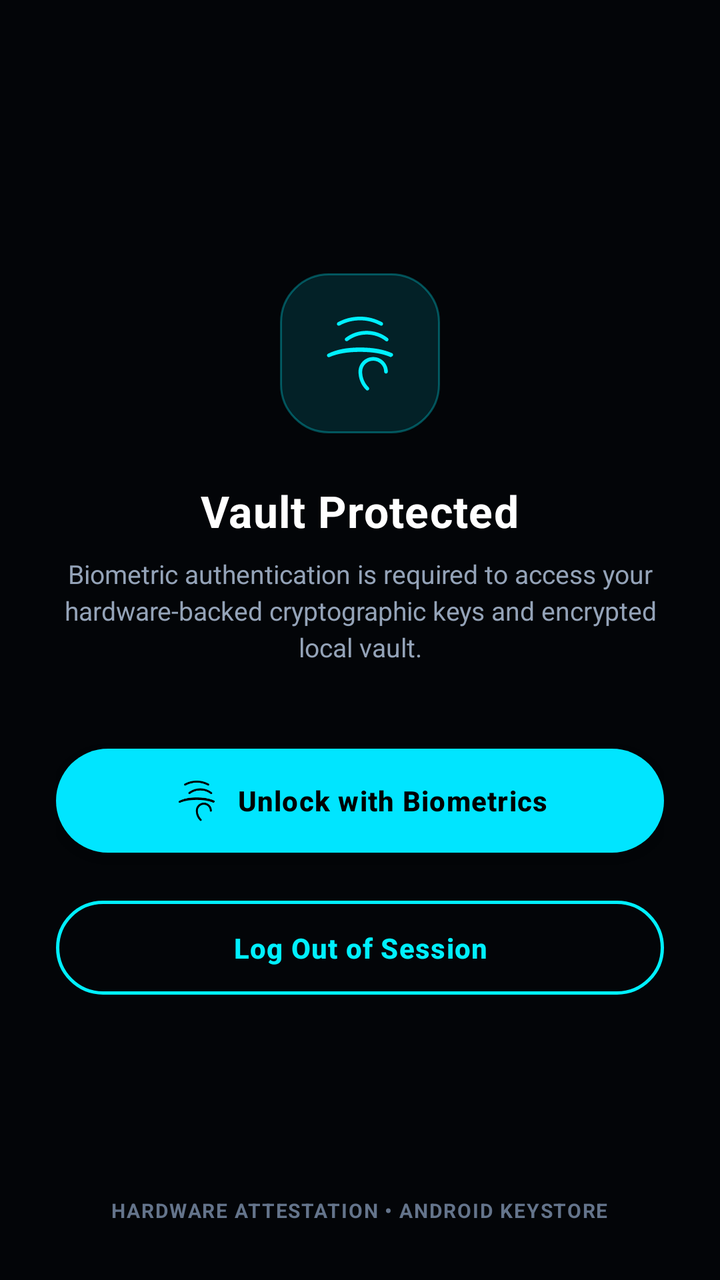
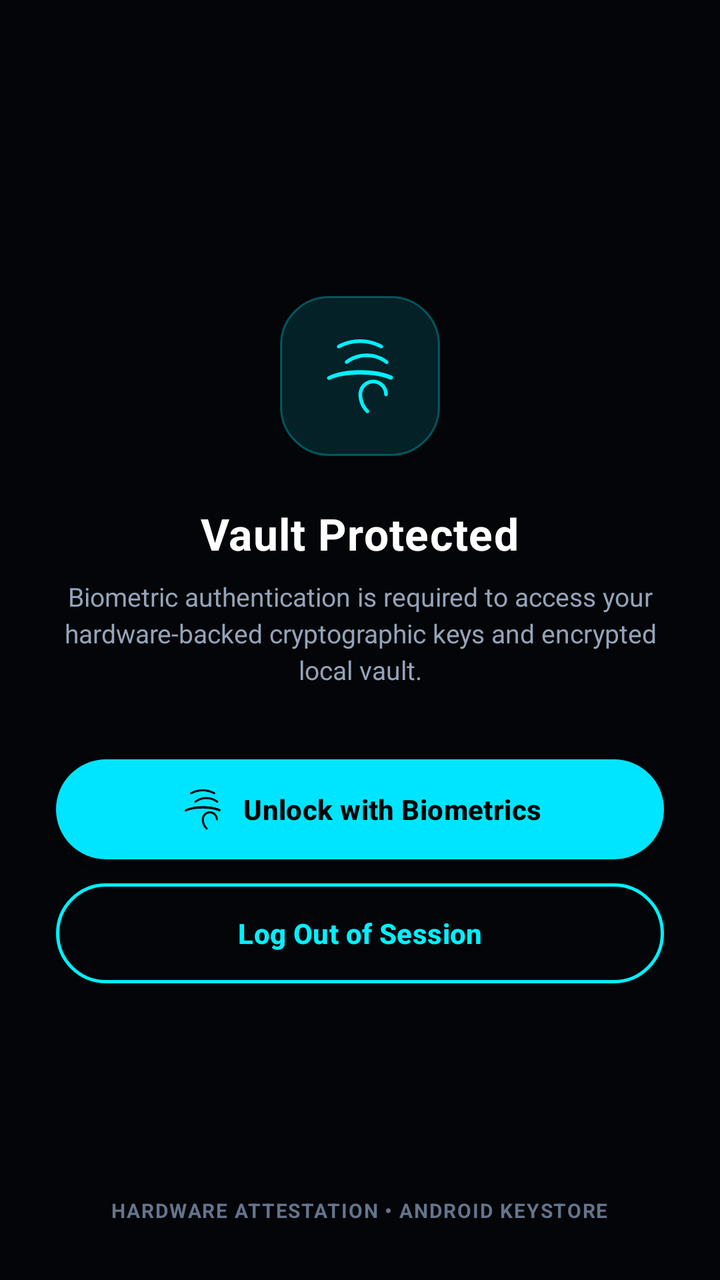

Compare the two renders of this Android layout. The source of the first and the diff that turns it into the second are given below.
<!-- AndroidManifest.xml: application theme Theme.SecureDrop -->
<!-- res/layout/activity_biometric_lock.xml -->
<?xml version="1.0" encoding="utf-8"?>
<RelativeLayout xmlns:android="http://schemas.android.com/apk/res/android"
    xmlns:app="http://schemas.android.com/apk/res-auto"
    android:layout_width="match_parent"
    android:layout_height="match_parent"
    android:background="@color/bg_dark"
    android:padding="28dp">

    <LinearLayout
        android:layout_width="match_parent"
        android:layout_height="wrap_content"
        android:layout_centerInParent="true"
        android:gravity="center_horizontal"
        android:orientation="vertical">

        
        <ImageView
            android:layout_width="80dp"
            android:layout_height="80dp"
            android:background="@drawable/bg_badge_blue"
            android:padding="18dp"
            android:src="@drawable/ic_fingerprint"
            app:tint="@color/brand_accent" />

        <TextView
            android:layout_width="wrap_content"
            android:layout_height="wrap_content"
            android:layout_marginTop="24dp"
            android:letterSpacing="0.02"
            android:text="Vault Protected"
            android:textColor="@color/text_primary"
            android:textSize="22sp"
            android:textStyle="bold" />

        <TextView
            android:layout_width="wrap_content"
            android:layout_height="wrap_content"
            android:layout_marginTop="8dp"
            android:gravity="center"
            android:lineSpacingExtra="3dp"
            android:text="Biometric authentication is required to access your hardware-backed cryptographic keys and encrypted local vault."
            android:textColor="@color/text_secondary"
            android:textSize="13sp" />

        <com.google.android.material.button.MaterialButton
            android:id="@+id/btnUnlockBiometric"
            style="@style/SecureDropButton"
            android:layout_width="match_parent"
            android:layout_height="wrap_content"
            android:layout_marginTop="36dp"
            android:text="Unlock with Biometrics"
            app:cornerRadius="26dp"
            app:icon="@drawable/ic_fingerprint"
            app:iconGravity="textStart" />

        <com.google.android.material.button.MaterialButton
            android:id="@+id/btnLogoutFromLock"
            style="@style/SecureDropButton.Outline"
            android:layout_width="match_parent"
            android:layout_height="wrap_content"
            android:layout_marginTop="12dp"
            android:text="Log Out of Session"
            app:cornerRadius="26dp" />
    </LinearLayout>

    <TextView
        android:layout_width="wrap_content"
        android:layout_height="wrap_content"
        android:layout_alignParentBottom="true"
        android:layout_centerHorizontal="true"
        android:letterSpacing="0.06"
        android:text="HARDWARE ATTESTATION • ANDROID KEYSTORE"
        android:textColor="@color/text_muted"
        android:textSize="10sp"
        android:textStyle="bold" />
</RelativeLayout>
<!-- resources referenced by this layout -->
<resources>
  <color name="bg_dark">#030508</color>
  <color name="brand_accent">#00F0FF</color>
  <color name="text_muted">#64748B</color>
  <color name="text_primary">#FFFFFF</color>
  <color name="text_secondary">#94A3B8</color>
  <style name="SecureDropButton" parent="Widget.MaterialComponents.Button">
          <item name="cornerRadius">24dp</item>
          <item name="android:textAllCaps">false</item>
          <item name="android:textStyle">bold</item>
          <item name="android:paddingTop">14dp</item>
          <item name="android:paddingBottom">14dp</item>
          <item name="backgroundTint">@color/brand_primary</item>
          <item name="android:textColor">@color/black</item>
          <item name="android:letterSpacing">0.03</item>
      </style>
  <style name="SecureDropButton.Outline" parent="Widget.MaterialComponents.Button.OutlinedButton">
          <item name="cornerRadius">24dp</item>
          <item name="android:textAllCaps">false</item>
          <item name="android:textStyle">bold</item>
          <item name="android:paddingTop">14dp</item>
          <item name="android:paddingBottom">14dp</item>
          <item name="strokeColor">@color/brand_accent</item>
          <item name="strokeWidth">1.5dp</item>
          <item name="android:textColor">@color/brand_accent</item>
          <item name="android:letterSpacing">0.03</item>
      </style>
  <style name="Theme.SecureDrop" parent="Theme.MaterialComponents.DayNight.NoActionBar">
          
          <item name="colorPrimary">@color/brand_primary</item>
          <item name="colorPrimaryVariant">@color/brand_primary_variant</item>
          <item name="colorOnPrimary">@color/black</item>
          
          <item name="colorSecondary">@color/brand_accent</item>
          <item name="colorSecondaryVariant">@color/brand_accent</item>
          <item name="colorOnSecondary">@color/black</item>
          
          <item name="android:statusBarColor">@color/bg_dark</item>
          <item name="android:navigationBarColor">@color/bg_dark</item>
          <item name="android:windowBackground">@color/bg_dark</item>
          <item name="android:windowLightStatusBar">false</item>
      </style>
  <color name="security_blue_bg">#2000E5FF</color>
  <color name="border_glow">#4D00F0FF</color>
  <color name="brand_primary">#00E5FF</color>
  <color name="black">#000000</color>
  <color name="brand_primary_variant">#00B0FF</color>
  <!-- unchanged entries left out for length: 2 -->
</resources>

<!-- the commit's change to res/layout/activity_biometric_lock.xml (unified diff, before → after) -->
@@ -4,6 +4,7 @@
     android:layout_width="match_parent"
     android:layout_height="match_parent"
     android:background="@color/bg_dark"
+    android:fitsSystemWindows="true"
     android:padding="28dp">
 
     <LinearLayout
@@ -48,10 +49,13 @@
             android:layout_width="match_parent"
             android:layout_height="wrap_content"
             android:layout_marginTop="36dp"
+            android:minHeight="50dp"
+            android:singleLine="true"
             android:text="Unlock with Biometrics"
             app:cornerRadius="26dp"
             app:icon="@drawable/ic_fingerprint"
-            app:iconGravity="textStart" />
+            app:iconGravity="textStart"
+            app:iconPadding="8dp" />
 
         <com.google.android.material.button.MaterialButton
             android:id="@+id/btnLogoutFromLock"
@@ -59,6 +63,8 @@
             android:layout_width="match_parent"
             android:layout_height="wrap_content"
             android:layout_marginTop="12dp"
+            android:minHeight="50dp"
+            android:singleLine="true"
             android:text="Log Out of Session"
             app:cornerRadius="26dp" />
     </LinearLayout>
<!-- resource entries referenced after the edit -->
@@ -6,25 +6,49 @@
   <color name="text_primary">#FFFFFF</color>
   <color name="text_secondary">#94A3B8</color>
   <style name="SecureDropButton" parent="Widget.MaterialComponents.Button">
+          <item name="android:insetTop">0dp</item>
+          <item name="android:insetBottom">0dp</item>
+          <item name="android:insetLeft">0dp</item>
+          <item name="android:insetRight">0dp</item>
+          <item name="android:minHeight">48dp</item>
           <item name="cornerRadius">24dp</item>
           <item name="android:textAllCaps">false</item>
           <item name="android:textStyle">bold</item>
-          <item name="android:paddingTop">14dp</item>
-          <item name="android:paddingBottom">14dp</item>
+          <item name="android:paddingTop">12dp</item>
+          <item name="android:paddingBottom">12dp</item>
+          <item name="android:paddingStart">16dp</item>
+          <item name="android:paddingEnd">16dp</item>
           <item name="backgroundTint">@color/brand_primary</item>
           <item name="android:textColor">@color/black</item>
-          <item name="android:letterSpacing">0.03</item>
+          <item name="android:letterSpacing">0.01</item>
+          <item name="iconGravity">textStart</item>
+          <item name="iconPadding">8dp</item>
+          <item name="rippleColor">#33000000</item>
+          <item name="android:singleLine">true</item>
+          <item name="android:ellipsize">end</item>
       </style>
   <style name="SecureDropButton.Outline" parent="Widget.MaterialComponents.Button.OutlinedButton">
+          <item name="android:insetTop">0dp</item>
+          <item name="android:insetBottom">0dp</item>
+          <item name="android:insetLeft">0dp</item>
+          <item name="android:insetRight">0dp</item>
+          <item name="android:minHeight">48dp</item>
           <item name="cornerRadius">24dp</item>
           <item name="android:textAllCaps">false</item>
           <item name="android:textStyle">bold</item>
-          <item name="android:paddingTop">14dp</item>
-          <item name="android:paddingBottom">14dp</item>
+          <item name="android:paddingTop">12dp</item>
+          <item name="android:paddingBottom">12dp</item>
+          <item name="android:paddingStart">16dp</item>
+          <item name="android:paddingEnd">16dp</item>
           <item name="strokeColor">@color/brand_accent</item>
           <item name="strokeWidth">1.5dp</item>
           <item name="android:textColor">@color/brand_accent</item>
-          <item name="android:letterSpacing">0.03</item>
+          <item name="android:letterSpacing">0.01</item>
+          <item name="iconGravity">textStart</item>
+          <item name="iconPadding">8dp</item>
+          <item name="rippleColor">@color/brand_accent_glow</item>
+          <item name="android:singleLine">true</item>
+          <item name="android:ellipsize">end</item>
       </style>
   <style name="Theme.SecureDrop" parent="Theme.MaterialComponents.DayNight.NoActionBar">
           
@@ -40,11 +64,13 @@
           <item name="android:navigationBarColor">@color/bg_dark</item>
           <item name="android:windowBackground">@color/bg_dark</item>
           <item name="android:windowLightStatusBar">false</item>
+          <item name="android:fitsSystemWindows">true</item>
       </style>
   <color name="security_blue_bg">#2000E5FF</color>
   <color name="border_glow">#4D00F0FF</color>
   <color name="brand_primary">#00E5FF</color>
   <color name="black">#000000</color>
+  <color name="brand_accent_glow">#4000F0FF</color>
   <color name="brand_primary_variant">#00B0FF</color>
   <!-- unchanged entries left out for length: 2 -->
 </resources>
